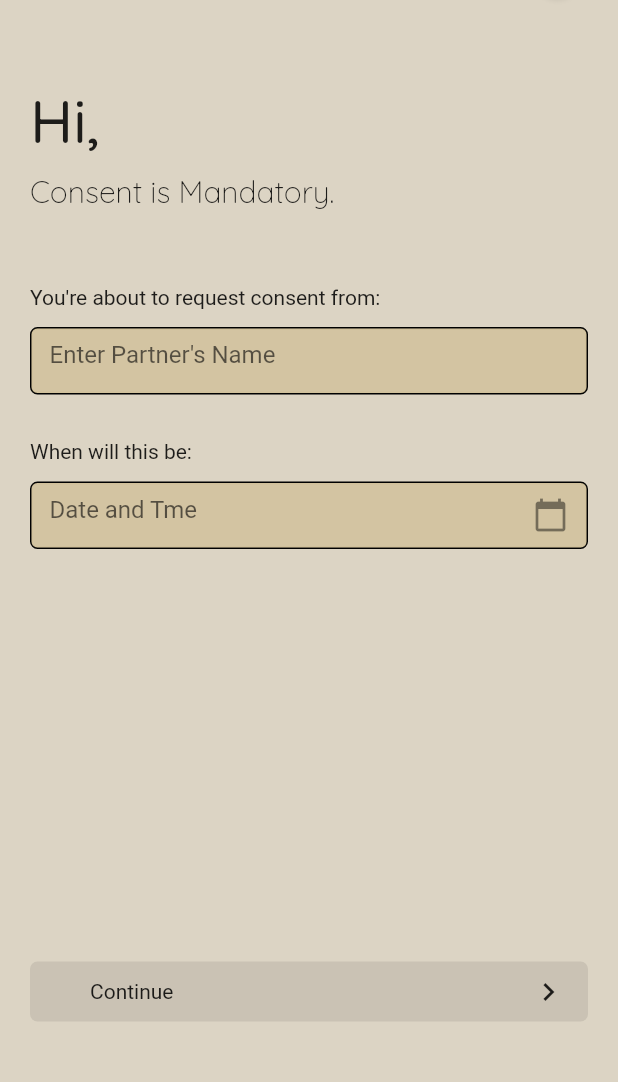
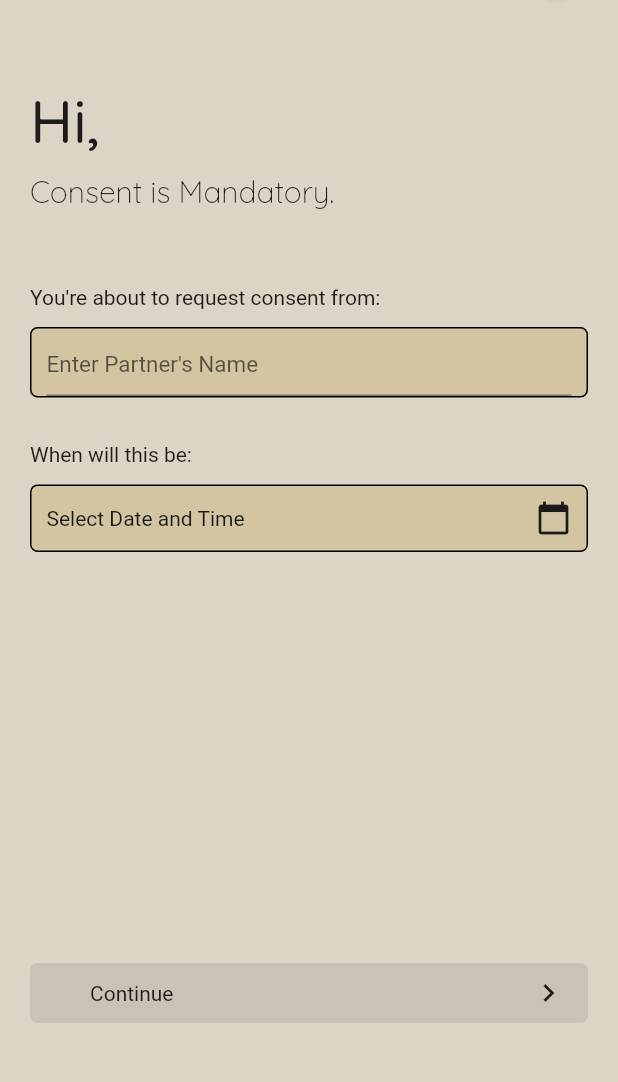
Before and after one commit to grantconsent/Seychelles, a Flutter app: the ConsentScreen1 screen opened directly, on a phone screen of 412 x 824 dp, the part 138-1220 px from its top. Run offline on Flutter 3.47's test engine with Material 2 defaults, Android fonts, the phone set to English and light mode, and no system bars; our stand-ins replace cloud_firestore, contacts_service, email_validator, firebase_auth, firebase_dynamic_links, firebase_storage and 4 more; missing offline and left inert: mailer; accounts and stored records are empty.

Commit message:
create screen 1 updated

```diff
--- a/lib/screens/create_consent_1.dart
+++ b/lib/screens/create_consent_1.dart
@@ -8,10 +8,18 @@ import 'package:grantconsent/utilities/custom_classes.dart';
 import 'package:grantconsent/utilities/custom_widgets.dart';
 import 'package:grantconsent/utilities/styles.dart';
 
-class ConsentScreen1 extends StatelessWidget {
+class ConsentScreen1 extends StatefulWidget {
   static final _random = new Random();
-  final welcomeText =
-      dynamicWelcomeText[_random.nextInt(dynamicWelcomeText.length)];
+
+  @override
+  _ConsentScreen1State createState() => _ConsentScreen1State();
+}
+
+class _ConsentScreen1State extends State<ConsentScreen1> {
+  DateTime _dateTime;
+
+  final welcomeText = dynamicWelcomeText[
+      ConsentScreen1._random.nextInt(dynamicWelcomeText.length)];
 
   @override
   Widget build(BuildContext context) {
@@ -69,31 +77,28 @@ class ConsentScreen1 extends StatelessWidget {
               SizedBox(
                 height: 12,
               ),
-              SizedBox(
-                height: 45,
-                child: Container(
-                  // margin: EdgeInsets.symmetric(horizontal: 5),
+              Container(
+                padding: EdgeInsets.symmetric(horizontal: 10),
+                decoration: BoxDecoration(
+                  color: Color.fromRGBO(202, 180, 128, 0.5),
+                  border: Border.all(color: Colors.black),
+                  borderRadius: BorderRadius.circular(5),
+                ),
+                child: SizedBox(
+                  height: 45,
                   child: TextFormField(
+                    enableSuggestions: true,
+                    style: TextStyle(
+                        fontSize: 15,
+                        color: Colors.black,
+                      ),
                     decoration: InputDecoration(
+                      focusedBorder: InputBorder.none,
                       hintText: "Enter Partner's Name",
-                      labelStyle: kInputTextStyle.copyWith(
+                      hintStyle: TextStyle(
                         fontSize: 15,
-                        color: Color.fromRGBO(202, 180, 128, 0.5),
-                      ),
-                      enabledBorder: OutlineInputBorder(
-                        borderSide: BorderSide(
-                          color: Color.fromRGBO(202, 180, 128, 0.2),
-                        ),
-                        borderRadius: BorderRadius.all(
-                          Radius.circular(3.0),
-                        ),
                       ),
                     ),
-                  ),
-                  decoration: BoxDecoration(
-                    color: Color.fromRGBO(202, 180, 128, 0.5),
-                    border: Border.all(color: Colors.black),
-                    borderRadius: BorderRadius.circular(5),
                   ),
                 ),
               ),
@@ -106,36 +111,40 @@ class ConsentScreen1 extends StatelessWidget {
               ),
               SizedBox(
                 height: 45,
-                child: Container(
-                  // margin: EdgeInsets.symmetric(horizontal: 5.0),
-                  child: TextFormField(
-                    decoration: InputDecoration(
-                      hintText: "Date and Tme",
-                      labelStyle: kInputTextStyle.copyWith(
-                        fontSize: 15,
-                        color: Color.fromRGBO(202, 180, 128, 0.5),
+                child: InkWell(
+                  onTap: () {
+                    showDatePicker(
+                      context: context,
+                      initialDate: DateTime.now(),
+                      firstDate: DateTime(2020),
+                      lastDate: DateTime(2030),
+                    ).then((date) {
+                      setState(() {
+                        _dateTime = date;
+                      });
+                    });
+                  },
+                  child: Container(
+                    padding: EdgeInsets.symmetric(horizontal: 10),
+                    decoration: BoxDecoration(
+                      color: Color.fromRGBO(202, 180, 128, 0.5),
+                      border: Border.all(color: Colors.black),
+                      borderRadius: BorderRadius.circular(5),
+                    ),
+                    child: Row(children: <Widget>[
+                      Text(
+                        _dateTime == null
+                            ? 'Select Date and Time'
+                            : _dateTime.toString(),
                       ),
-                      suffixIcon: Icon(Icons.calendar_today),
-                      enabledBorder: OutlineInputBorder(
-                        borderSide: BorderSide(
-                          color: Color.fromRGBO(202, 180, 128, 0.2),
-                        ),
-                        borderRadius: BorderRadius.all(
-                          Radius.circular(3.0),
-                        ),
-                      ),
-                    ),
-                  ),
-                  decoration: BoxDecoration(
-                    color: Color.fromRGBO(202, 180, 128, 0.5),
-                    border: Border.all(color: Colors.black),
-                    borderRadius: BorderRadius.circular(5),
+                      Spacer(),
+                      Icon(Icons.calendar_today),
+                    ]),
                   ),
                 ),
               ),
               Spacer(),
               Container(
-                margin: EdgeInsets.symmetric(vertical: 1),
                 constraints: BoxConstraints.tightFor(
                     width: kScreenSize.width, height: 40),
                 decoration: BoxDecoration(
@@ -145,7 +154,7 @@ class ConsentScreen1 extends StatelessWidget {
                 child: RawMaterialButton(
                   padding: EdgeInsets.only(left: 40, right: 14.4),
                   onPressed: () {
-                    Navigator.push(
+                    Navigator.pushReplacement(
                       context,
                       MaterialPageRoute(
                         builder: (context) => SendConsent(), //CreateConsent(),
--- a/lib/utilities/custom_widgets.dart
+++ b/lib/utilities/custom_widgets.dart
@@ -485,7 +485,7 @@ class ProfileTabsWidget extends StatelessWidget {
                   icon,
                   color: Color.fromRGBO(35, 35, 35, 0.3),
                 ),
-              ]),
+              ],),
         ),
       ),
     );
```
